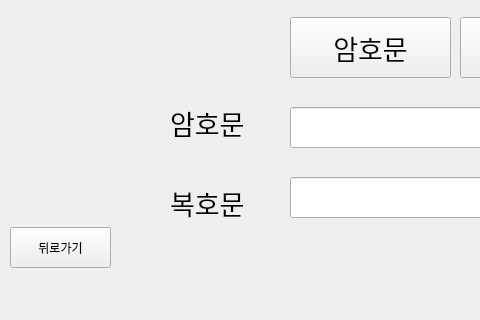
Before: the Qt Designer form single_UI.ui in silverstar03/encryption-project, drawn with Qt 5; both pictures show x 0 to 480 and y 283 to 603 of the 800 by 603 pixel window.
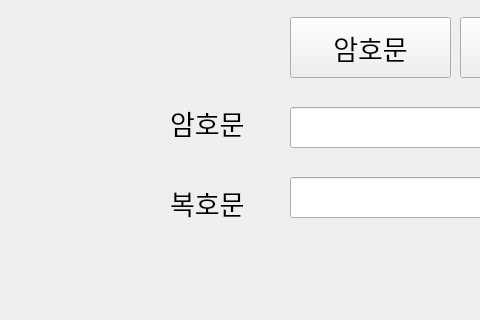
After: the same form once the commit is applied.

Patch:
```diff
--- a/single_UI.ui
+++ b/single_UI.ui
@@ -202,19 +202,6 @@
      <string>암호문</string>
     </property>
    </widget>
-   <widget class="QPushButton" name="backBtn">
-    <property name="geometry">
-     <rect>
-      <x>10</x>
-      <y>510</y>
-      <width>101</width>
-      <height>41</height>
-     </rect>
-    </property>
-    <property name="text">
-     <string>뒤로가기</string>
-    </property>
-   </widget>
   </widget>
   <widget class="QMenuBar" name="menubar">
    <property name="geometry">
```
